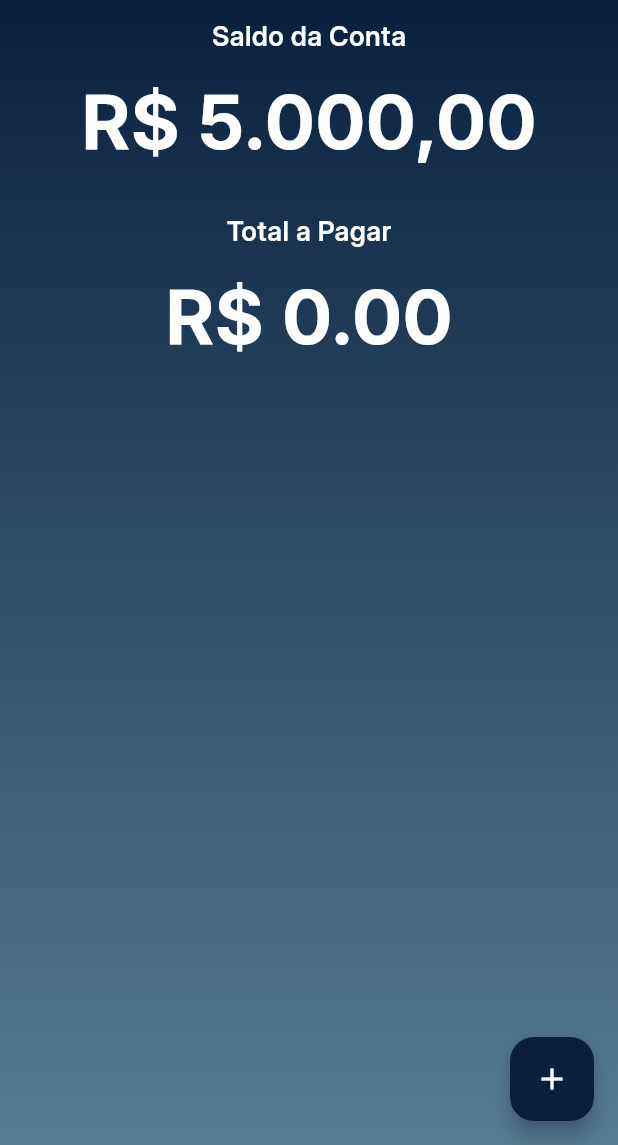
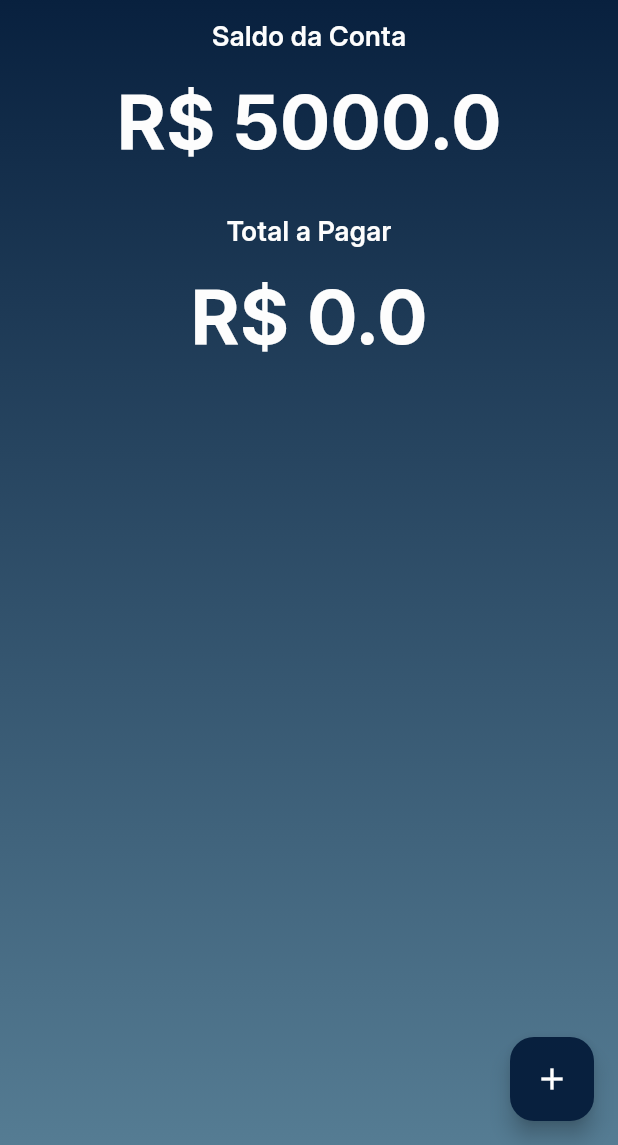
Before and after one commit to AndersonRichard/despesaspontocom, a Flutter app: the screen it shows after launch, on a phone screen of 412 x 824 dp, the part 91-1236 px from its top. Run offline on Flutter 3.47's test engine with Material 3 defaults, Android fonts, the phone set to English and light mode, and no system bars.

Commit message:
Adiciona alterações no codigo

```diff
--- a/despesaspontocom/lib/home/home_body.dart
+++ b/despesaspontocom/lib/home/home_body.dart
@@ -5,11 +5,13 @@ import 'package:despesaspontocom/commom/app_text_styles.dart';
 class HomeBody extends StatelessWidget {
   final List<Map<String, dynamic>> expenses;
   final Function(int) onMarkAsPaid;
+  final double accountBalance;
 
   const HomeBody({
     super.key,
     required this.expenses,
     required this.onMarkAsPaid,
+    required this.accountBalance,
   });
 
   @override
@@ -31,7 +33,7 @@ class HomeBody extends StatelessWidget {
                 ),
                 const SizedBox(height: 8),
                 Text(
-                  'R\$ 5.000,00',
+                  'R\$ $accountBalance',
                   style: AppTextStyles.bigText.copyWith(
                     color: AppColors.whiteColor,
                   ),
@@ -53,7 +55,7 @@ class HomeBody extends StatelessWidget {
                 ),
                 const SizedBox(height: 8),
                 Text(
-                  'R\$ ${expenses.where((expense) => !expense['isPaid']).fold(0.0, (sum, expense) => sum + expense['value']).toStringAsFixed(2)}',
+                  'R\$ ${expenses.where((expense) => !expense['isPaid']).fold(0.0, (sum, expense) => sum + (expense['value'] as num))}',
                   style: AppTextStyles.bigText.copyWith(
                     color: AppColors.whiteColor,
                   ),
@@ -81,7 +83,7 @@ class HomeBody extends StatelessWidget {
                   return GestureDetector(
                     onTap: () {
                       if (!expense['isPaid']) {
-                        onMarkAsPaid(index); // Marca a despesa como paga
+                        onMarkAsPaid(index);
                       }
                     },
                     child: AnimatedContainer(
--- a/despesaspontocom/lib/home/home_page.dart
+++ b/despesaspontocom/lib/home/home_page.dart
@@ -14,6 +14,7 @@ class HomePage extends StatefulWidget {
 
 class _HomePageState extends State<HomePage> {
   List<Map<String, dynamic>> expenses = [];
+  double accountBalance = 5000.0; // Saldo inicial da conta
 
   // Função para adicionar uma nova despesa
   void _addExpense(Map<String, dynamic> newExpense) {
@@ -26,6 +27,7 @@ class _HomePageState extends State<HomePage> {
   void _markAsPaid(int index) {
     setState(() {
       expenses[index]['isPaid'] = true; // Marca a despesa como paga
+      accountBalance -= expenses[index]['value']; // Subtrai o valor do saldo
     });
   }
 
@@ -42,28 +44,28 @@ class _HomePageState extends State<HomePage> {
         backgroundColor: AppColors.darkBlue,
         iconTheme: const IconThemeData(color: AppColors.whiteColor),
       ),
-      drawer: const HomeDrawer(), // Drawer da HomePage
+      drawer: const HomeDrawer(),
       body: GradientBackground(
         child: HomeBody(
           expenses: expenses,
-          onMarkAsPaid: _markAsPaid, // Passa a função para marcar como paga
+          onMarkAsPaid: _markAsPaid,
+          accountBalance: accountBalance,
         ),
       ),
       floatingActionButton: FloatingActionButton(
         onPressed: () async {
-          // Navega para a tela de adicionar despesa
           final newExpense = await Navigator.push(
             context,
             MaterialPageRoute(
               builder: (context) => AddExpensePage(),
             ),
           );
-          // Se uma nova despesa foi adicionada, atualiza a lista
+
           if (newExpense != null) {
             _addExpense(newExpense);
           }
         },
-        child: const Icon(Icons.add), // Ícone do botão de adicionar
+        child: const Icon(Icons.add),
       ),
     );
   }
```
Also changed, not shown: despesaspontocom/lib/add_expense/add_expense_page.dart (+8 -3 lines), despesaspontocom/pubspec.yaml (+22 -70 lines), despesaspontocom/assets/icons/app-wallet-passes.png (added), despesaspontocom/lib/app.dart (line endings or trailing spaces), 1 other file.
